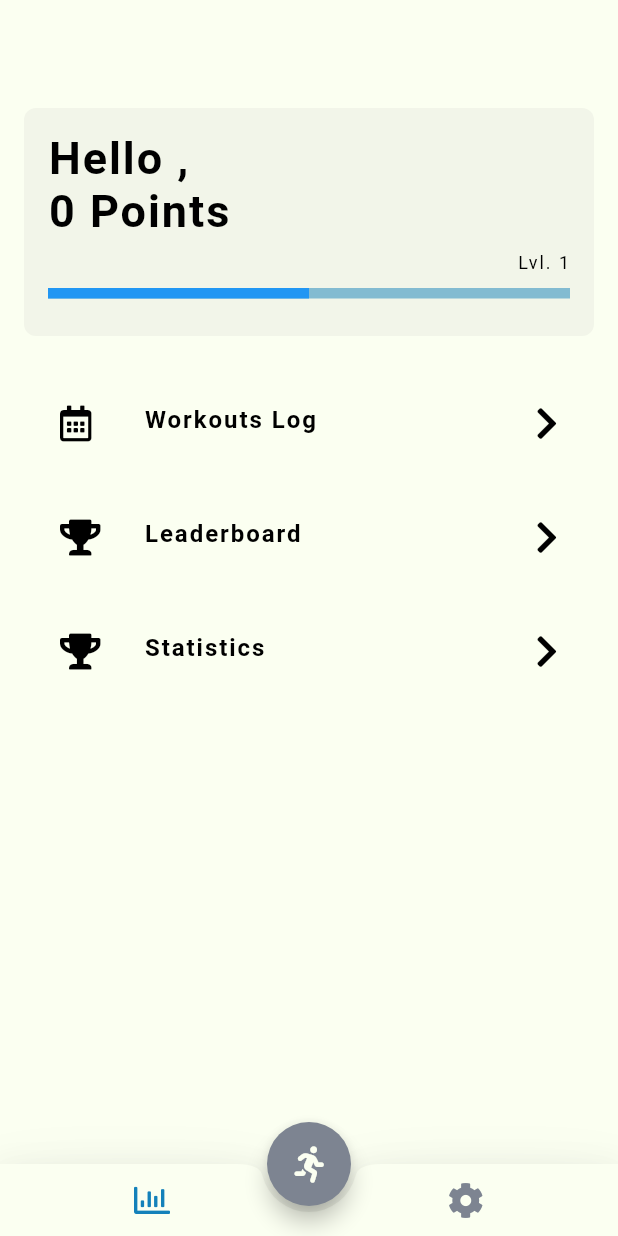
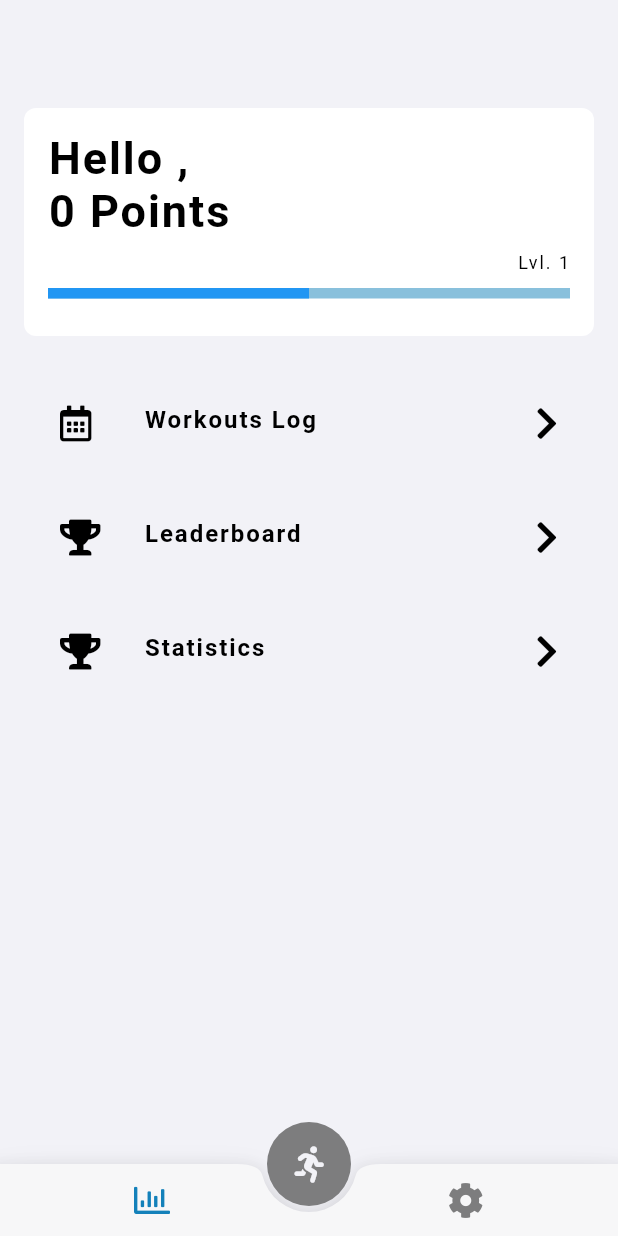
Before and after one commit to djock/fit-cards, a Flutter app: the AppScreen screen opened directly, on a phone screen of 412 x 824 dp. Run offline on Flutter 3.47's test engine with Material 2 defaults, Android fonts, the phone set to English and light mode, and no system bars; our stand-ins replace assets_audio_player, confetti, firebase_auth, firebase_core, firebase_database, flutter_slidable and 7 more; missing offline and left inert: flutter_statusbarcolor; accounts and stored records are empty; generated files the repository leaves out were written again; network calls fail; statements that could not run were skipped.

Commit message:
Small color changes

```diff
--- a/lib/handlers/app_state.dart
+++ b/lib/handlers/app_state.dart
@@ -30,6 +30,8 @@ class AppState {
 
   static String deviceId;
 
+  static bool isNightMode = false;
+
   static WorkoutSettingsModel hiitSettings =
       new WorkoutSettingsModel(8, 10, 20, true, 0);
   static WorkoutSettingsModel tabataSettings =
--- a/lib/handlers/app_theme.dart
+++ b/lib/handlers/app_theme.dart
@@ -6,8 +6,8 @@ import '../utilities/app_colors.dart';
 
 ThemeData appThemeDark() => ThemeData(
       brightness: Brightness.dark,
-      primaryColor: AppColors.primaryColorDark,
-      accentColor: AppColors.accentColorDark,
+      primaryColor: AppColors.accentColor,
+      accentColor: AppColors.accentColor,
       canvasColor: AppColors.canvasColorDark,
       primaryColorDark: AppColors.canvasColorDark,
       floatingActionButtonTheme: FloatingActionButtonThemeData(),
@@ -25,8 +25,8 @@ ThemeData appThemeDark() => ThemeData(
 
 ThemeData appThemeLight() => ThemeData(
       brightness: Brightness.light,
-      primaryColor: AppColors.primaryColorLight,
-      accentColor: AppColors.accentColorLight,
+      primaryColor: AppColors.accentColor,
+      accentColor: AppColors.accentColor,
       canvasColor: AppColors.canvasColorLight,
       primaryColorDark: AppColors.canvasColorDark,
       floatingActionButtonTheme: FloatingActionButtonThemeData(),
@@ -68,10 +68,6 @@ class AppTheme {
     return _textStyle(fontSize, fontWeight, dynamicColor());
   }
 
-  static TextStyle customDarkText(FontWeight fontWeight, double fontSize) {
-    return _textStyle(fontSize, fontWeight, AppColors.canvasColorDark);
-  }
-
   static TextStyle _textStyle(
       double fontSize, FontWeight fontWeight, Color color) {
     return TextStyle(
@@ -98,14 +94,10 @@ class AppTheme {
     Get.changeThemeMode(themeMode);
   }
 
-  static Color countDownTimerColor() => Theme.of(Get.context)
-      .primaryColorDark
-      .withOpacity(Get.isDarkMode ? 0.6 : 0.85);
+  static Color dynamicColor() =>
+      Get.isDarkMode ? Colors.white : Colors.black;
 
-  static Color dynamicColor() =>
-      Get.isDarkMode ? AppColors.colorWhite : Colors.black;
+  static Color appBarColor() =>  Get.context.isDarkMode ? AppColors.barColorDark : AppColors.barColorLight;
 
-  static Color grey = Colors.grey.withOpacity(0.1);
-
-  static Color navBarColor() =>  Get.isDarkMode ? Colors.grey.withOpacity(0.1) : Theme.of(Get.context).canvasColor;
+  static Color widgetBackground() =>  Get.isDarkMode ? AppColors.widgetColorDark : AppColors.widgetColorLight;
 }
--- a/lib/screens/app_screen.dart
+++ b/lib/screens/app_screen.dart
@@ -6,6 +6,7 @@ import 'package:fitcards/screens/workout_screens/workout_screen.dart';
 import 'package:fitcards/screens/workout_screens/workout_tabata_screen.dart';
 import 'package:fitcards/utilities/app_colors.dart';
 import 'package:fitcards/utilities/app_localizations.dart';
+import 'package:fitcards/widgets/custom_app_bar.dart';
 import 'package:fitcards/widgets/custom_gradient_button.dart';
 import 'package:fitcards/widgets/general_modal.dart';
 import 'package:fitcards/widgets/safe_screen.dart';
@@ -69,7 +70,8 @@ class _AppScreenState extends State<AppScreen> {
             body: _screens.elementAt(_selectedIndex),
             bottomNavigationBar: _navigationDrawer,
             floatingActionButton: FloatingActionButton(
-                backgroundColor: AppColors.inactiveGrey,
+              elevation: 0,
+                backgroundColor: AppColors.inactiveButtonGrey,
                 child: FaIcon(
                   FontAwesomeIcons.running,
                   color: Theme.of(Get.context).canvasColor,
@@ -86,8 +88,8 @@ class _AppScreenState extends State<AppScreen> {
   Widget get _navigationDrawer {
     return Container(
       child: BottomAppBar(
-          color: AppTheme.navBarColor(),
-          elevation: 20,
+          color: AppTheme.appBarColor(),
+          elevation: 10,
           shape: CircularNotchedRectangle(),
           child: Row(
             mainAxisAlignment: MainAxisAlignment.spaceEvenly,
@@ -99,7 +101,7 @@ class _AppScreenState extends State<AppScreen> {
                     FontAwesomeIcons.chartBar,
                     color: _selectedIndex == 0
                         ? Theme.of(Get.context).accentColor
-                        : AppColors.inactiveGrey,
+                        : AppColors.inactiveButtonGrey,
                   ),
                   onPressed: () {
                     _onItemTapped(0);
@@ -112,7 +114,7 @@ class _AppScreenState extends State<AppScreen> {
                   icon: FaIcon(FontAwesomeIcons.cog,
                       color: _selectedIndex == 1
                           ? Theme.of(Get.context).accentColor
-                          : AppColors.inactiveGrey),
+                          : AppColors.inactiveButtonGrey),
                   onPressed: () {
                     _onItemTapped(1);
                   },
@@ -134,7 +136,7 @@ class _AppScreenState extends State<AppScreen> {
 
   Widget _buildButtons() {
     return Container(
-      color: AppTheme.grey,
+      color: AppTheme.widgetBackground(),
       child: Padding(
         padding: const EdgeInsets.all(24.0),
         child: Column(
--- a/lib/screens/home_screen.dart
+++ b/lib/screens/home_screen.dart
@@ -3,6 +3,7 @@ import 'package:fitcards/handlers/app_theme.dart';
 import 'package:fitcards/screens/leaderboard_screen.dart';
 import 'package:fitcards/screens/stats_screen.dart';
 import 'package:fitcards/screens/workout_screens/workouts_log_screen.dart';
+import 'package:fitcards/utilities/app_colors.dart';
 import 'package:fitcards/utilities/app_localizations.dart';
 import 'package:fitcards/widgets/custom_app_bar.dart';
 import 'package:fitcards/widgets/safe_screen.dart';
@@ -35,7 +36,7 @@ class _HomeScreenState extends State<HomeScreen> {
   Widget _buildHeader() {
     return Container(
       decoration: BoxDecoration(
-        color: AppTheme.grey,
+        color: AppTheme.widgetBackground(),
         borderRadius: BorderRadius.circular(8.0),
       ),
       child: Padding(
--- a/lib/screens/settings_screen.dart
+++ b/lib/screens/settings_screen.dart
@@ -56,7 +56,7 @@ class _SettingsScreenState extends State<SettingsScreen> {
 //                            });
 //                          }),
                           _buildSectionListItem(AppLocalizations.appTheme,
-                              FontAwesomeIcons.adjust, null, () {
+                              FontAwesomeIcons.adjust, FontAwesomeIcons.chevronRight, () {
                             Get.to(() => SettingsThemeScreen()).then((value) {
                               widget.callback();
                               setState(() {});
--- a/lib/utilities/app_colors.dart
+++ b/lib/utilities/app_colors.dart
@@ -1,36 +1,25 @@
 import 'package:flutter/material.dart';
 
 class AppColors {
-  // main app color (eg: appbar)
-//  static const primaryColorLight =  Color(0xff2F2C52);
-  static const primaryColorLight = Color(0xff2F2C52);
+  static const canvasColorLight = Color(0xffF2F2F7);
+  static const canvasColorDark = Color(0xff000000);
 
-//  static const primaryColorDark =  Color(0xff2F2C52);
-  static const primaryColorDark = Color(0xff2F2C52);
+  static const barColorDark = Color(0xff131313);
+  static const barColorLight = Color(0xffF7F7F8);
 
-  // main app color (eg: appbar)
-  static const canvasColorLight = Color(0xffFBFFF1);
-  static const colorWhite = Color(0xffEBEBEB);
+  static const widgetColorDark = Color(0xff1D1D1E);
+  static const widgetColorLight = Color(0xffFFFFFF);
 
-//  static const canvasColorDark = Color(0xff2F2C52);
-  static const canvasColorDark = Color(0xff0A0A0A);
-//  static const canvasColorDark = Color(0xff1D1B35);
-
-//  static const accentColorDark = Color(0xff79E7BD);
-//  static const accentColorLight = Color(0xff07494B);
-
-  static const accentColorDark = Color(0xff1481BA);
-  static const accentColorLight = Color(0xff1481BA);
+  static const accentColor = Color(0xff1481BA);
 
   static const exerciseCardColor = Color(0xff659B5E);
   static const schemeCardColor = Color(0xffCE4257);
 
-  static const testColor = Color(0xff263b2c);
   static const goldColor = Color(0xffFFD700);
   static const silverColor = Color(0xffC0C0C0);
   static const bronzeColor = Color(0xffCD7F32);
 
-  static const inactiveGrey = Color(0xff7D8491);
+  static const inactiveButtonGrey = Color(0xff7D7D7E);
 
   static Map<Color, Color> cardColors = {
     Color(0xff3FA7D6): Color(0xffA790A5),
--- a/lib/widgets/custom_app_bar.dart
+++ b/lib/widgets/custom_app_bar.dart
@@ -1,6 +1,5 @@
 import 'package:fitcards/handlers/app_theme.dart';
 import 'package:fitcards/handlers/workout_controller.dart';
-import 'package:fitcards/utilities/utils.dart';
 import 'package:fitcards/widgets/timer_widget.dart';
 import 'package:flutter/material.dart';
 import 'package:font_awesome_flutter/font_awesome_flutter.dart';
@@ -10,8 +9,8 @@ class CustomAppBar {
   static PreferredSizeWidget buildWithActions(List<Widget> actions,
       {double elevation = 0.0, String text = '', double iconSize = 24}) {
     return AppBar(
-      brightness: Get.isDarkMode ? Brightness.dark : Brightness.light,
-      backgroundColor: Theme.of(Get.context).canvasColor,
+      brightness: Get.context.isDarkMode ? Brightness.dark : Brightness.light,
+      backgroundColor: AppTheme.appBarColor(),
       elevation: elevation,
       iconTheme: IconThemeData(
           color: AppTheme.dynamicColor(), size: iconSize),
@@ -24,30 +23,11 @@ class CustomAppBar {
     );
   }
 
-  static PreferredSizeWidget buildRest(List<Widget> actions,
-          {double elevation = 0.0,
-          String text = '',
-          double iconSize = 24,
-          bool hideLeading = false}) =>
-      AppBar(
-        brightness: Get.isDarkMode ? Brightness.dark : Brightness.light,
-        backgroundColor: AppTheme.countDownTimerColor(),
-        elevation: elevation,
-        actions: actions,
-        leading: new Container(),
-        title: Text(
-          text.toUpperCase(),
-          style: TextStyle(
-              fontWeight: FontWeight.bold, fontSize: 34, color: Colors.red),
-        ),
-        centerTitle: true,
-      );
-
   static PreferredSizeWidget buildNormal(String text,
           {double elevation = 0.0}) =>
       AppBar(
-        brightness: Get.isDarkMode ? Brightness.dark : Brightness.light,
-        backgroundColor: Theme.of(Get.context).canvasColor,
+        brightness: Get.context.isDarkMode ? Brightness.dark : Brightness.light,
+        backgroundColor: AppTheme.appBarColor(),
         elevation: elevation,
         iconTheme: IconThemeData(
           color: AppTheme.dynamicColor(),
@@ -62,8 +42,8 @@ class CustomAppBar {
   static PreferredSizeWidget buildWorkoutIdle(String text,
           {double elevation = 0.0}) =>
       AppBar(
-        brightness: Get.isDarkMode ? Brightness.dark : Brightness.light,
-        backgroundColor: Theme.of(Get.context).canvasColor,
+        brightness: Get.context.isDarkMode ? Brightness.dark : Brightness.light,
+        backgroundColor: AppTheme.appBarColor(),
         elevation: 0.0,
         iconTheme: IconThemeData(color: Colors.red),
         title: Text(
@@ -77,8 +57,8 @@ class CustomAppBar {
   static PreferredSizeWidget buildWorkoutActive(
           String text, Function callback) =>
       AppBar(
-        brightness: Get.isDarkMode ? Brightness.dark : Brightness.light,
-        backgroundColor: Theme.of(Get.context).canvasColor,
+        brightness: Get.context.isDarkMode ? Brightness.dark : Brightness.light,
+        backgroundColor: AppTheme.appBarColor(),
         elevation: 0.0,
         iconTheme: IconThemeData(color: Colors.red),
         title: Text(
@@ -100,8 +80,8 @@ class CustomAppBar {
       );
 
   static PreferredSizeWidget buildEmpty() => AppBar(
-        backgroundColor: Theme.of(Get.context).canvasColor,
-    brightness: Get.isDarkMode ? Brightness.dark : Brightness.light,
+        backgroundColor: Colors.transparent,
+    brightness: Get.context.isDarkMode ? Brightness.dark : Brightness.light,
     elevation: 0,
         iconTheme: IconThemeData(
           color: AppTheme.dynamicColor(),
@@ -111,41 +91,12 @@ class CustomAppBar {
 
   static PreferredSizeWidget buildCountDown() => AppBar(
         backgroundColor: Colors.black.withOpacity(0.3),
-    brightness: Get.isDarkMode ? Brightness.dark : Brightness.light,
+    brightness: Get.context.isDarkMode ? Brightness.dark : Brightness.light,
     elevation: 0,
         iconTheme: IconThemeData(
           color: AppTheme.dynamicColor(),
         ),
         centerTitle: false,
-      );
-
-  static PreferredSizeWidget buildTimer(
-          int elapsedMilliseconds, Function callback, bool isInRest) =>
-      AppBar(
-        brightness: Get.isDarkMode ? Brightness.dark : Brightness.light,
-        title: Text(Utils.formatTime(elapsedMilliseconds),
-            style: TextStyle(
-              color: Colors.red,
-              fontSize: 60,
-              fontFamily: 'digital',
-            ),
-            textAlign: TextAlign.center),
-        centerTitle: true,
-        leading: new Container(),
-        backgroundColor: isInRest
-            ? AppTheme.countDownTimerColor()
-            : Theme.of(Get.context).canvasColor,
-        elevation: 0,
-        actions: [
-          IconButton(
-              icon: FaIcon(
-                FontAwesomeIcons.times,
-                color: Colors.red,
-                size: 35,
-              ),
-              onPressed: callback)
-        ],
-        automaticallyImplyLeading: true,
       );
 
   static PreferredSizeWidget buildWorkout(
@@ -155,9 +106,9 @@ class CustomAppBar {
           Function buttonCallback,
           WorkoutController workoutController) =>
       AppBar(
-        brightness: Get.isDarkMode ? Brightness.dark : Brightness.light,
+        brightness: Get.context.isDarkMode ? Brightness.dark : Brightness.light,
         elevation: 0.0,
-        backgroundColor: Theme.of(Get.context).canvasColor,
+        backgroundColor: AppTheme.appBarColor(),
         centerTitle: true,
         leading: new Container(),
         actions: [
--- a/lib/widgets/exercises_list_modal.dart
+++ b/lib/widgets/exercises_list_modal.dart
@@ -85,7 +85,7 @@ class _ExercisesListModalState extends State<ExercisesListModal> {
             child: Text(
               AppLocalizations.exercisesOrder,
               style: TextStyle(
-                  color: AppColors.accentColorLight,
+                  color: Theme.of(Get.context).accentColor,
                   fontFamily: 'Lora',
                   fontSize: 22,
                   decoration: TextDecoration.none,
--- a/lib/widgets/fit_card.dart
+++ b/lib/widgets/fit_card.dart
@@ -146,7 +146,7 @@ class FitCard extends StatelessWidget {
             style: TextStyle(
                 fontSize: 70,
                 fontWeight: FontWeight.bold,
-                color: AppColors.primaryColorLight),
+                color: AppColors.canvasColorLight),
             textAlign: TextAlign.center,
           ),
         ),
```
Also changed, not shown: lib/widgets/list_item.dart (+3 -5 lines), lib/widgets/timer_app_bar.dart (deleted, +0 -60 lines).
